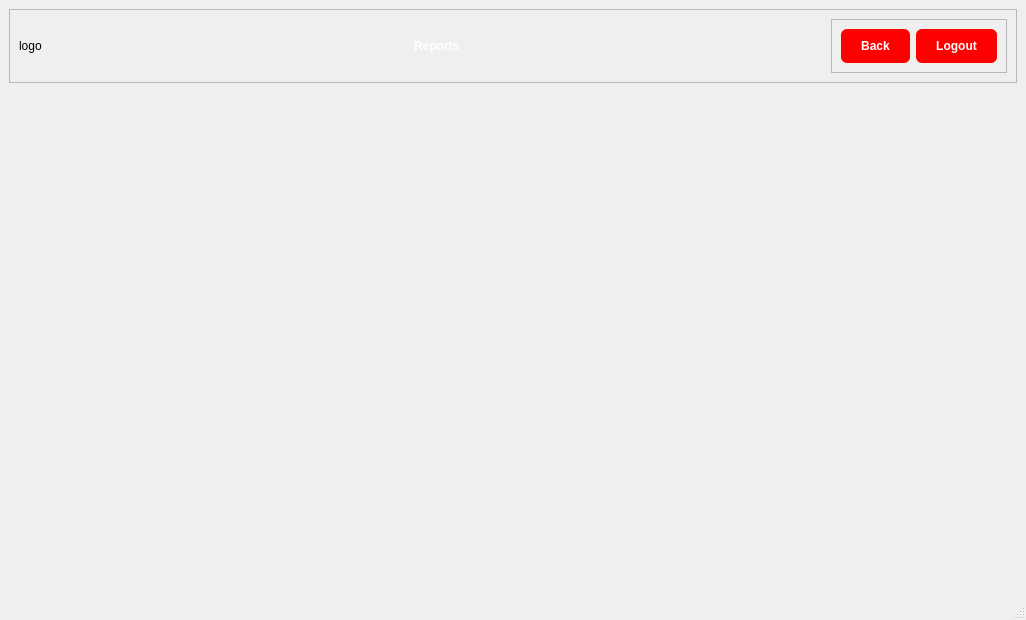
Jeffrey-Ragland/pyqt5IOCLTwo, file Assets/UiFiles/reportsPage.ui: the form before one commit.
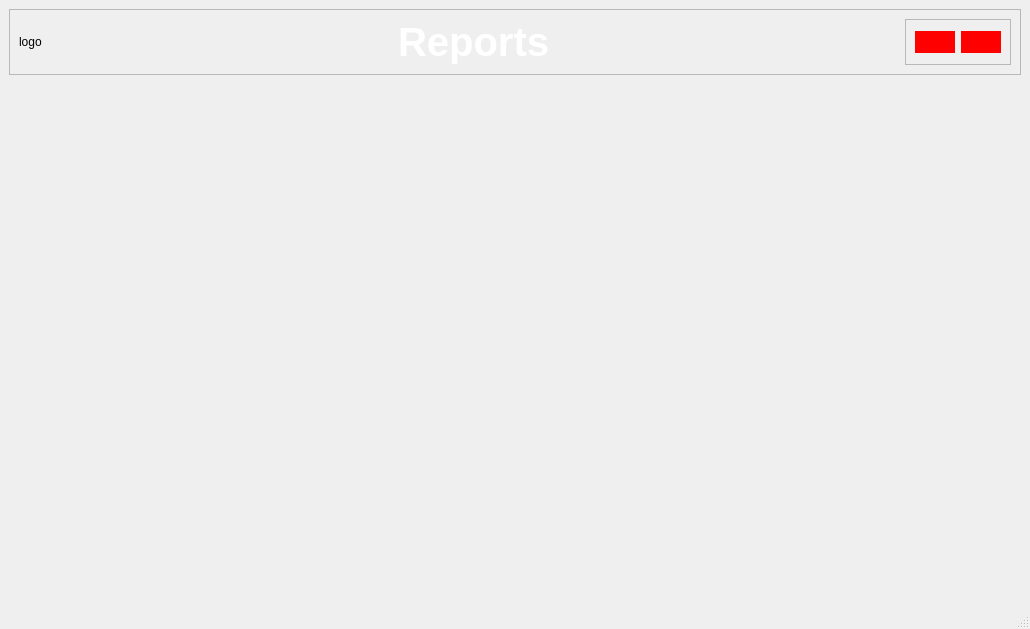
The form after the commit.

Diff of the .ui file:
```diff
--- a/Assets/UiFiles/reportsPage.ui
+++ b/Assets/UiFiles/reportsPage.ui
@@ -6,8 +6,8 @@
    <rect>
     <x>0</x>
     <y>0</y>
-    <width>1026</width>
-    <height>620</height>
+    <width>1030</width>
+    <height>629</height>
    </rect>
   </property>
   <property name="windowTitle">
@@ -50,6 +50,7 @@
           <string notr="true">QLabel {
     color: white;
 	font-weight: bold;
+	font-size: 40px;
 }</string>
          </property>
          <property name="text">
@@ -76,8 +77,8 @@
           <string notr="true">QPushButton {
 	background-color: rgb(255, 0, 0);
    	color: white;
-	border-radius: 6px;
-	padding: 10px 20px;
+	border-radius: 16px;
+	padding: 4px;
 	font: bold;
 }
 </string>
@@ -92,14 +93,14 @@
           <item>
            <widget class="QPushButton" name="reportsBackButton">
             <property name="text">
-             <string>Back</string>
+             <string/>
             </property>
            </widget>
           </item>
           <item>
            <widget class="QPushButton" name="logoutButton">
             <property name="text">
-             <string>Logout</string>
+             <string/>
             </property>
            </widget>
           </item>
```
Left out of the diff: 4 changed lines with no effect on the pictures.
